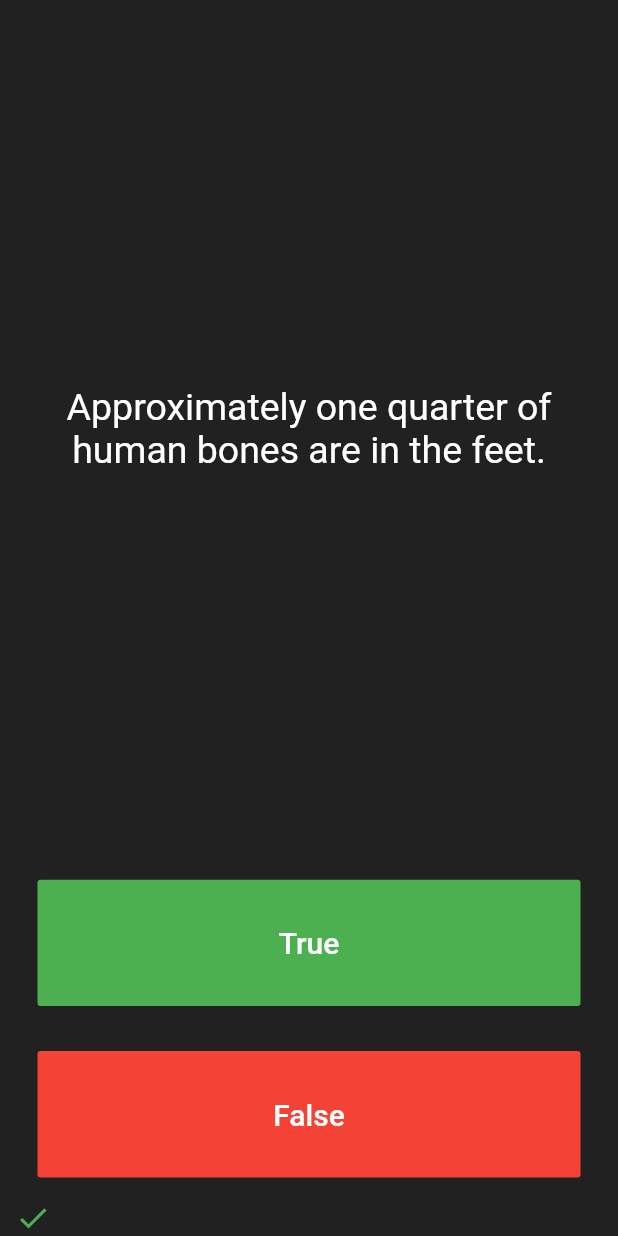
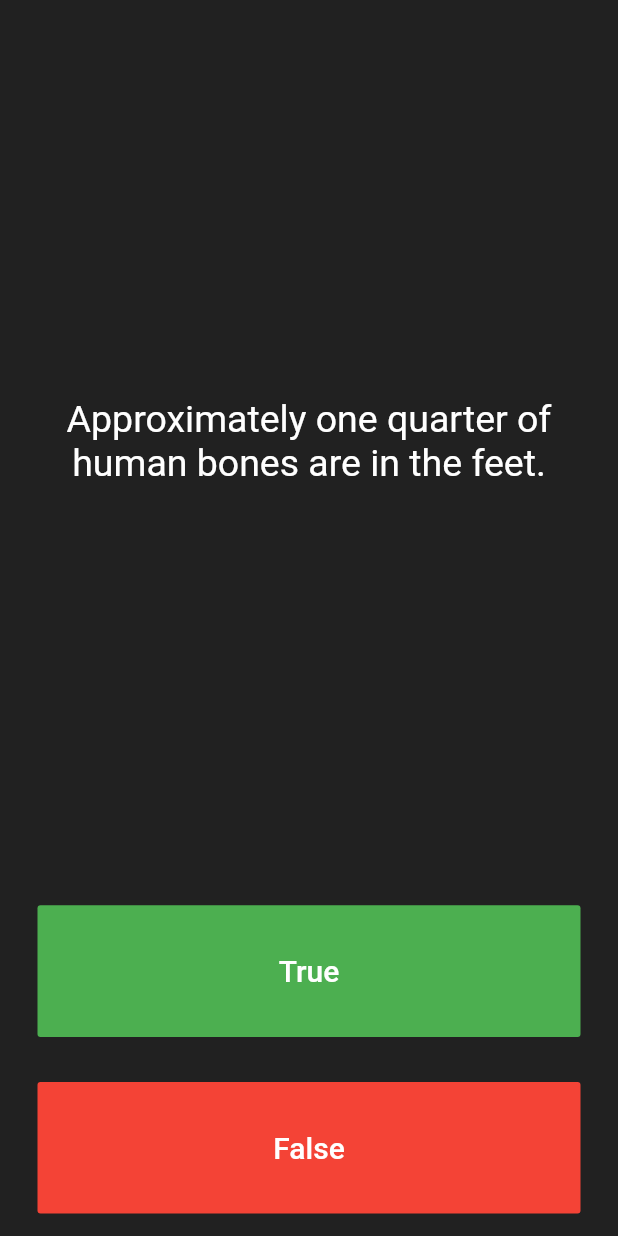
Before and after one commit to Sushimaker5633/quizzler-flutter-master, a Flutter app: the screen it shows after launch, after a tap on "True", on a phone screen of 412 x 824 dp. Run offline on Flutter 3.47's test engine with Material 2 defaults, Android fonts, the phone set to English and light mode, and no system bars.

Commit message:
Displaying the Questions

```diff
--- a/lib/main.dart
+++ b/lib/main.dart
@@ -69,13 +69,9 @@ class _QuizPageState extends State<QuizPage> {
               ),
               onPressed: () {
                 //The user picked true.
-                scoreKeeper.add(
-                  Icon(Icons.check, color: Colors.green,),
-                );
                 setState(() {
                   questionNumber++;
                 });
-
               },
             ),
           ),
@@ -108,7 +104,6 @@ class _QuizPageState extends State<QuizPage> {
     );
   }
 }
-
 /*
 question1: 'You can lead a cow down stairs but not up stairs.', false,
 question2: 'Approximately one quarter of human bones are in the feet.', true,
```
